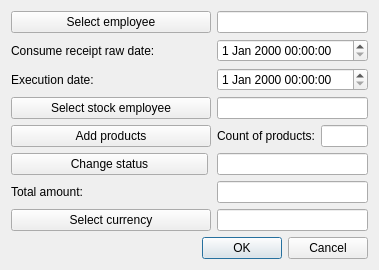
Above: OrmasAdmin/OrmasAdmin/CreateRcpRDlg.ui from Dalerjon/TheOrmasProejct before the change. Below: the same form after it.
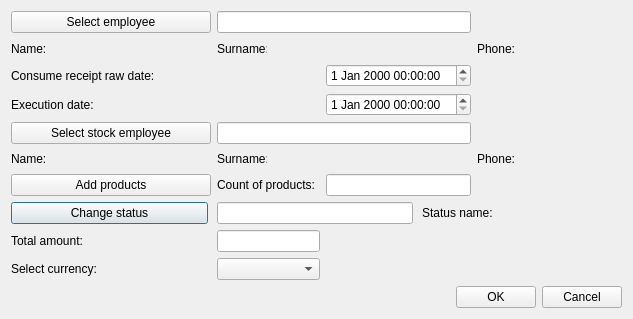
That is the form after the change.

Diff of the .ui file:
```diff
--- a/OrmasAdmin/OrmasAdmin/CreateRcpRDlg.ui
+++ b/OrmasAdmin/OrmasAdmin/CreateRcpRDlg.ui
@@ -6,8 +6,8 @@
    <rect>
     <x>0</x>
     <y>0</y>
-    <width>379</width>
-    <height>270</height>
+    <width>633</width>
+    <height>319</height>
    </rect>
   </property>
   <property name="windowTitle">
@@ -32,38 +32,315 @@
    <property name="bottomMargin">
     <number>11</number>
    </property>
-   <item row="7" column="1" colspan="2">
-    <widget class="QLineEdit" name="currencyEdit">
-     <property name="readOnly">
-      <bool>true</bool>
+   <item row="5" column="1">
+    <widget class="QLabel" name="empStockNamePh">
+     <property name="minimumSize">
+      <size>
+       <width>100</width>
+       <height>0</height>
+      </size>
      </property>
+     <property name="font">
+      <font>
+       <family>Times New Roman</family>
+       <pointsize>12</pointsize>
+       <weight>75</weight>
+       <italic>true</italic>
+       <bold>true</bold>
+      </font>
+     </property>
+     <property name="text">
+      <string/>
+     </property>
     </widget>
    </item>
-   <item row="6" column="0">
-    <widget class="QLabel" name="sumLb">
+   <item row="5" column="3">
+    <widget class="QLabel" name="empStockSurnamePh">
+     <property name="minimumSize">
+      <size>
+       <width>100</width>
+       <height>0</height>
+      </size>
+     </property>
+     <property name="font">
+      <font>
+       <family>Times New Roman</family>
+       <pointsize>12</pointsize>
+       <weight>75</weight>
+       <italic>true</italic>
+       <bold>true</bold>
+      </font>
+     </property>
      <property name="text">
-      <string>Total amount:</string>
+      <string/>
+     </property>
+    </widget>
+   </item>
+   <item row="5" column="2">
+    <widget class="QLabel" name="empStockSurnameLb">
+     <property name="minimumSize">
+      <size>
+       <width>50</width>
+       <height>0</height>
+      </size>
+     </property>
+     <property name="maximumSize">
+      <size>
+       <width>50</width>
+       <height>16777215</height>
+      </size>
+     </property>
+     <property name="text">
+      <string>Surname:</string>
+     </property>
+    </widget>
+   </item>
+   <item row="5" column="4">
+    <widget class="QLabel" name="empStockPhoneLb">
+     <property name="text">
+      <string>Phone:</string>
+     </property>
+    </widget>
+   </item>
+   <item row="5" column="5">
+    <widget class="QLabel" name="empStockPhonePh">
+     <property name="minimumSize">
+      <size>
+       <width>100</width>
+       <height>0</height>
+      </size>
+     </property>
+     <property name="font">
+      <font>
+       <family>Times New Roman</family>
+       <pointsize>12</pointsize>
+       <weight>75</weight>
+       <italic>true</italic>
+       <bold>true</bold>
+      </font>
+     </property>
+     <property name="text">
+      <string/>
+     </property>
+    </widget>
+   </item>
+   <item row="5" column="0">
+    <widget class="QLabel" name="empStockNameLb">
+     <property name="minimumSize">
+      <size>
+       <width>50</width>
+       <height>0</height>
+      </size>
+     </property>
+     <property name="maximumSize">
+      <size>
+       <width>50</width>
+       <height>16777215</height>
+      </size>
+     </property>
+     <property name="text">
+      <string>Name:</string>
      </property>
     </widget>
    </item>
    <item row="1" column="0">
-    <widget class="QLabel" name="dateLb">
+    <widget class="QLabel" name="empNameLb">
+     <property name="minimumSize">
+      <size>
+       <width>50</width>
+       <height>0</height>
+      </size>
+     </property>
+     <property name="maximumSize">
+      <size>
+       <width>50</width>
+       <height>16777215</height>
+      </size>
+     </property>
      <property name="text">
-      <string>Consume receipt raw date:</string>
+      <string>Name:</string>
      </property>
     </widget>
    </item>
-   <item row="3" column="1" colspan="2">
-    <widget class="QLineEdit" name="stockEmployeeEdit">
-     <property name="toolTip">
-      <string>&lt;html&gt;&lt;head/&gt;&lt;body&gt;&lt;p&gt;Enter employee ID&lt;/p&gt;&lt;/body&gt;&lt;/html&gt;</string>
+   <item row="1" column="1">
+    <widget class="QLabel" name="empNamePh">
+     <property name="minimumSize">
+      <size>
+       <width>100</width>
+       <height>0</height>
+      </size>
      </property>
+     <property name="font">
+      <font>
+       <family>Times New Roman</family>
+       <pointsize>12</pointsize>
+       <weight>75</weight>
+       <italic>true</italic>
+       <bold>true</bold>
+      </font>
+     </property>
+     <property name="text">
+      <string/>
+     </property>
+    </widget>
+   </item>
+   <item row="1" column="2">
+    <widget class="QLabel" name="empSurnameLb">
+     <property name="minimumSize">
+      <size>
+       <width>50</width>
+       <height>0</height>
+      </size>
+     </property>
+     <property name="maximumSize">
+      <size>
+       <width>50</width>
+       <height>16777215</height>
+      </size>
+     </property>
+     <property name="text">
+      <string>Surname:</string>
+     </property>
+    </widget>
+   </item>
+   <item row="1" column="3">
+    <widget class="QLabel" name="empSurnamePh">
+     <property name="minimumSize">
+      <size>
+       <width>100</width>
+       <height>0</height>
+      </size>
+     </property>
+     <property name="font">
+      <font>
+       <family>Times New Roman</family>
+       <pointsize>12</pointsize>
+       <weight>75</weight>
+       <italic>true</italic>
+       <bold>true</bold>
+      </font>
+     </property>
+     <property name="text">
+      <string/>
+     </property>
+    </widget>
+   </item>
+   <item row="1" column="4">
+    <widget class="QLabel" name="empPhoneLb">
+     <property name="text">
+      <string>Phone:</string>
+     </property>
+    </widget>
+   </item>
+   <item row="1" column="5">
+    <widget class="QLabel" name="empPhonePh">
+     <property name="minimumSize">
+      <size>
+       <width>100</width>
+       <height>0</height>
+      </size>
+     </property>
+     <property name="font">
+      <font>
+       <family>Times New Roman</family>
+       <pointsize>12</pointsize>
+       <weight>75</weight>
+       <italic>true</italic>
+       <bold>true</bold>
+      </font>
+     </property>
+     <property name="text">
+      <string/>
+     </property>
+    </widget>
+   </item>
+   <item row="9" column="2">
+    <widget class="QComboBox" name="currencyCmb"/>
+   </item>
+   <item row="8" column="2">
+    <widget class="QLineEdit" name="sumEdit">
      <property name="readOnly">
       <bool>true</bool>
      </property>
     </widget>
    </item>
-   <item row="8" column="0" colspan="3">
+   <item row="7" column="0" colspan="6">
+    <widget class="QWidget" name="statusWidget" native="true">
+     <layout class="QHBoxLayout" name="horizontalLayout_3">
+      <property name="spacing">
+       <number>9</number>
+      </property>
+      <property name="leftMargin">
+       <number>0</number>
+      </property>
+      <property name="topMargin">
+       <number>0</number>
+      </property>
+      <property name="rightMargin">
+       <number>0</number>
+      </property>
+      <property name="bottomMargin">
+       <number>0</number>
+      </property>
+      <item>
+       <widget class="QPushButton" name="statusBtn">
+        <property name="sizePolicy">
+         <sizepolicy hsizetype="Fixed" vsizetype="Fixed">
+          <horstretch>0</horstretch>
+          <verstretch>0</verstretch>
+         </sizepolicy>
+        </property>
+        <property name="minimumSize">
+         <size>
+          <width>197</width>
+          <height>0</height>
+         </size>
+        </property>
+        <property name="text">
+         <string>Change status</string>
+        </property>
+       </widget>
+      </item>
+      <item>
+       <widget class="QLineEdit" name="statusEdit">
+        <property name="readOnly">
+         <bool>true</bool>
+        </property>
+       </widget>
+      </item>
+      <item>
+       <widget class="QLabel" name="statusLb">
+        <property name="text">
+         <string>Status name:</string>
+        </property>
+       </widget>
+      </item>
+      <item>
+       <widget class="QLabel" name="statusPh">
+        <property name="minimumSize">
+         <size>
+          <width>120</width>
+          <height>0</height>
+         </size>
+        </property>
+        <property name="font">
+         <font>
+          <family>Times New Roman</family>
+          <pointsize>12</pointsize>
+          <weight>75</weight>
+          <italic>true</italic>
+          <bold>true</bold>
+         </font>
+        </property>
+        <property name="text">
+         <string/>
+        </property>
+       </widget>
+      </item>
+     </layout>
+    </widget>
+   </item>
+   <item row="10" column="0" colspan="6">
     <layout class="QHBoxLayout" name="horizontalLayout">
      <item>
       <spacer name="horizontalSpacer">
@@ -94,68 +371,21 @@
      </item>
     </layout>
    </item>
-   <item row="0" column="1" colspan="2">
-    <widget class="QLineEdit" name="employeeEdit">
-     <property name="toolTip">
-      <string>&lt;html&gt;&lt;head/&gt;&lt;body&gt;&lt;p&gt;Enter client ID&lt;/p&gt;&lt;/body&gt;&lt;/html&gt;</string>
-     </property>
+   <item row="6" column="3">
+    <widget class="QLineEdit" name="prodCountEdit">
      <property name="readOnly">
       <bool>true</bool>
      </property>
     </widget>
    </item>
-   <item row="1" column="1" colspan="2">
-    <widget class="QDateTimeEdit" name="dateEdit"/>
-   </item>
-   <item row="4" column="1">
+   <item row="6" column="2">
     <widget class="QLabel" name="prodCountLb">
      <property name="text">
       <string>Count of products:</string>
      </property>
     </widget>
    </item>
-   <item row="7" column="0">
-    <widget class="QPushButton" name="currencyBtn">
-     <property name="text">
-      <string>Select currency</string>
-     </property>
-    </widget>
-   </item>
-   <item row="0" column="0">
-    <widget class="QPushButton" name="employeeBtn">
-     <property name="minimumSize">
-      <size>
-       <width>200</width>
-       <height>0</height>
-      </size>
-     </property>
-     <property name="text">
-      <string>Select employee</string>
-     </property>
-    </widget>
-   </item>
-   <item row="4" column="0">
-    <widget class="QPushButton" name="addProdBtn">
-     <property name="text">
-      <string>Add products</string>
-     </property>
-    </widget>
-   </item>
-   <item row="4" column="2">
-    <widget class="QLineEdit" name="prodCountEdit">
-     <property name="readOnly">
-      <bool>true</bool>
-     </property>
-    </widget>
-   </item>
-   <item row="6" column="1" colspan="2">
-    <widget class="QLineEdit" name="sumEdit">
-     <property name="readOnly">
-      <bool>true</bool>
-     </property>
-    </widget>
-   </item>
-   <item row="2" column="0" colspan="3">
+   <item row="3" column="0" colspan="4">
     <widget class="QWidget" name="execDateWidget" native="true">
      <layout class="QHBoxLayout" name="horizontalLayout_2">
       <property name="spacing">
@@ -193,63 +423,100 @@
        </widget>
       </item>
       <item>
-       <widget class="QDateTimeEdit" name="execDateEdit"/>
+       <spacer name="horizontalSpacer_2">
+        <property name="orientation">
+         <enum>Qt::Horizontal</enum>
+        </property>
+        <property name="sizeHint" stdset="0">
+         <size>
+          <width>40</width>
+          <height>20</height>
+         </size>
+        </property>
+       </spacer>
+      </item>
+      <item>
+       <widget class="QDateTimeEdit" name="execDateEdit">
+        <property name="minimumSize">
+         <size>
+          <width>127</width>
+          <height>0</height>
+         </size>
+        </property>
+       </widget>
       </item>
      </layout>
     </widget>
    </item>
-   <item row="3" column="0">
+   <item row="9" column="0" colspan="2">
+    <widget class="QLabel" name="currencyLb">
+     <property name="text">
+      <string>Select currency:</string>
+     </property>
+    </widget>
+   </item>
+   <item row="8" column="0" colspan="2">
+    <widget class="QLabel" name="sumLb">
+     <property name="text">
+      <string>Total amount:</string>
+     </property>
+    </widget>
+   </item>
+   <item row="4" column="0" colspan="2">
     <widget class="QPushButton" name="stockEmployeeBtn">
      <property name="text">
       <string>Select stock employee</string>
      </property>
     </widget>
    </item>
-   <item row="5" column="0" colspan="3">
-    <widget class="QWidget" name="statusWidget" native="true">
-     <layout class="QHBoxLayout" name="horizontalLayout_3">
-      <property name="spacing">
-       <number>9</number>
-      </property>
-      <property name="leftMargin">
-       <number>0</number>
-      </property>
-      <property name="topMargin">
-       <number>0</number>
-      </property>
-      <property name="rightMargin">
-       <number>0</number>
-      </property>
-      <property name="bottomMargin">
-       <number>0</number>
-      </property>
-      <item>
-       <widget class="QPushButton" name="statusBtn">
-        <property name="sizePolicy">
-         <sizepolicy hsizetype="Fixed" vsizetype="Fixed">
-          <horstretch>0</horstretch>
-          <verstretch>0</verstretch>
-         </sizepolicy>
-        </property>
-        <property name="minimumSize">
-         <size>
-          <width>197</width>
-          <height>0</height>
-         </size>
-        </property>
-        <property name="text">
-         <string>Change status</string>
-        </property>
-       </widget>
-      </item>
-      <item>
-       <widget class="QLineEdit" name="statusEdit">
-        <property name="readOnly">
-         <bool>true</bool>
-        </property>
-       </widget>
-      </item>
-     </layout>
+   <item row="0" column="0" colspan="2">
+    <widget class="QPushButton" name="employeeBtn">
+     <property name="minimumSize">
+      <size>
+       <width>200</width>
+       <height>0</height>
+      </size>
+     </property>
+     <property name="text">
+      <string>Select employee</string>
+     </property>
+    </widget>
+   </item>
+   <item row="2" column="3">
+    <widget class="QDateTimeEdit" name="dateEdit"/>
+   </item>
+   <item row="2" column="0" colspan="2">
+    <widget class="QLabel" name="dateLb">
+     <property name="text">
+      <string>Consume receipt raw date:</string>
+     </property>
+    </widget>
+   </item>
+   <item row="0" column="2" colspan="2">
+    <widget class="QLineEdit" name="employeeEdit">
+     <property name="toolTip">
+      <string>&lt;html&gt;&lt;head/&gt;&lt;body&gt;&lt;p&gt;Enter client ID&lt;/p&gt;&lt;/body&gt;&lt;/html&gt;</string>
+     </property>
+     <property name="readOnly">
+      <bool>true</bool>
+     </property>
+    </widget>
+   </item>
+   <item row="4" column="2" colspan="2">
+    <widget class="QLineEdit" name="stockEmployeeEdit">
+     <property name="toolTip">
+      <string>&lt;html&gt;&lt;head/&gt;&lt;body&gt;&lt;p&gt;Enter employee ID&lt;/p&gt;&lt;/body&gt;&lt;/html&gt;</string>
+     </property>
+     <property name="readOnly">
+      <bool>true</bool>
+     </property>
+    </widget>
+   </item>
+   <item row="6" column="0" colspan="2">
+    <widget class="QPushButton" name="addProdBtn">
+     <property name="text">
+      <string>Add products</string>
+     </property>
     </widget>
    </item>
   </layout>
```
Left out of the diff: 6 changed lines with no effect on the pictures.
